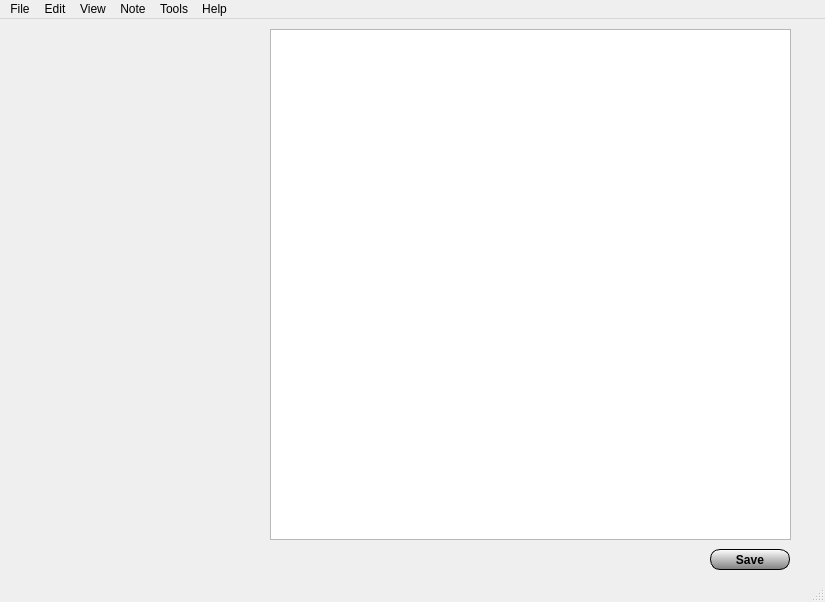
The window that notepad.ui (razashahid107/NOTEPAD-QT) describes before a commit, drawn with Qt 5.
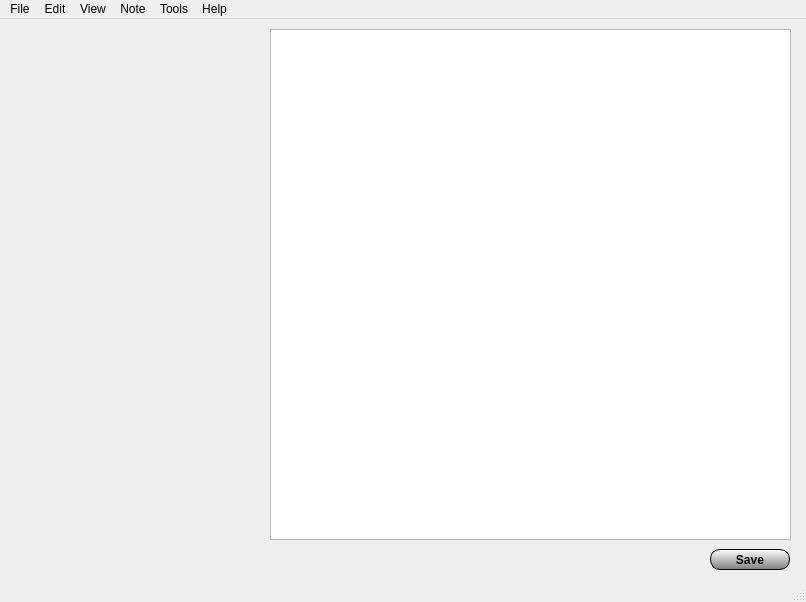
The same window after the commit. Icons and pictures are not drawn.

Diff of the .ui file:
```diff
--- a/notepad.ui
+++ b/notepad.ui
@@ -6,7 +6,7 @@
    <rect>
     <x>0</x>
     <y>0</y>
-    <width>825</width>
+    <width>806</width>
     <height>602</height>
    </rect>
   </property>
@@ -55,7 +55,7 @@
     <rect>
      <x>0</x>
      <y>0</y>
-     <width>825</width>
+     <width>806</width>
      <height>20</height>
     </rect>
    </property>
```
